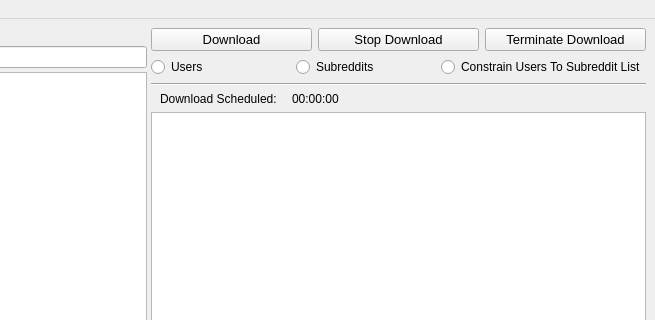
This is Resources/ui_files/downloader_for_reddit_gui.ui in MalloyDelacroix/DownloaderForReddit as Qt 5 draws it before an edit; both pictures show x 577 to 1232 and y 0 to 320 of the 1232 by 836 pixel window. The edited form follows.
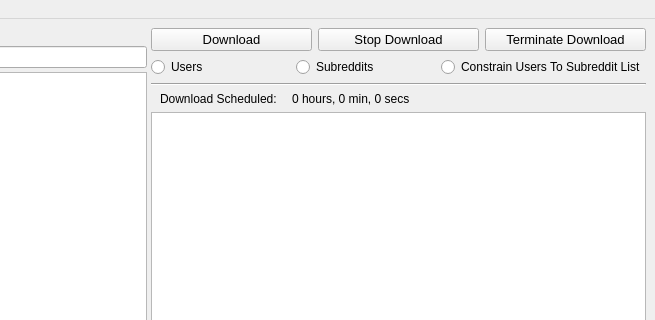
This is the edited form. Icons and pictures are not drawn.

```diff
--- a/Resources/ui_files/downloader_for_reddit_gui.ui
+++ b/Resources/ui_files/downloader_for_reddit_gui.ui
@@ -287,7 +287,7 @@
           <property name="maximumSize">
            <size>
             <width>16777215</width>
-            <height>15</height>
+            <height>20</height>
            </size>
           </property>
           <layout class="QHBoxLayout" name="horizontalLayout_8">
@@ -316,7 +316,7 @@
               </sizepolicy>
              </property>
              <property name="text">
-              <string>00:00:00</string>
+              <string>0 hours, 0 min, 0 secs</string>
              </property>
             </widget>
            </item>
```
